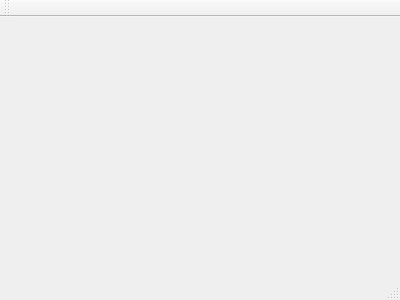
SayedAliAmirshahkarami/pro, file mainwindow.ui: the form before one commit.
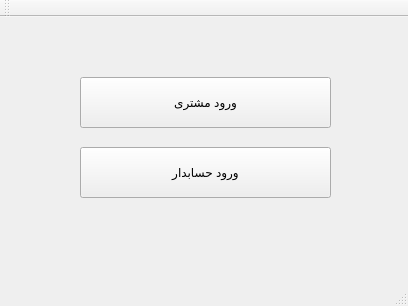
The form after the commit. Icons and pictures are not drawn.

Commit message: CustomerWindow Form added and icons attached...

The edit to the form file:
```diff
--- a/mainwindow.ui
+++ b/mainwindow.ui
@@ -1,24 +1,86 @@
 <ui version="4.0">
  <class>MainWindow</class>
- <widget class="QMainWindow" name="MainWindow" >
-  <property name="geometry" >
+ <widget class="QMainWindow" name="MainWindow">
+  <property name="geometry">
    <rect>
     <x>0</x>
     <y>0</y>
-    <width>400</width>
-    <height>300</height>
+    <width>408</width>
+    <height>306</height>
    </rect>
   </property>
   <property name="windowTitle" >
    <string>MainWindow</string>
   </property>
-  <widget class="QMenuBar" name="menuBar" />
-  <widget class="QToolBar" name="mainToolBar" />
-  <widget class="QWidget" name="centralWidget" />
-  <widget class="QStatusBar" name="statusBar" />
+  <widget class="QWidget" name="centralWidget">
+   <widget class="QPushButton" name="customerEnter_pbtn">
+    <property name="geometry">
+     <rect>
+      <x>80</x>
+      <y>60</y>
+      <width>251</width>
+      <height>51</height>
+     </rect>
+    </property>
+    <property name="text">
+     <string>ورود مشتری</string>
+    </property>
+    <property name="icon">
+     <iconset>
+      <normaloff>../build-BookStore-Desktop_Qt_5_1_0_MinGW_32bit-Debug/customer_3.png</normaloff>../build-BookStore-Desktop_Qt_5_1_0_MinGW_32bit-Debug/customer_3.png</iconset>
+    </property>
+    <property name="iconSize">
+     <size>
+      <width>40</width>
+      <height>40</height>
+     </size>
+    </property>
+   </widget>
+   <widget class="QPushButton" name="accountantEnter_pbtn">
+    <property name="geometry">
+     <rect>
+      <x>80</x>
+      <y>130</y>
+      <width>251</width>
+      <height>51</height>
+     </rect>
+    </property>
+    <property name="text">
+     <string>ورود حسابدار</string>
+    </property>
+    <property name="icon">
+     <iconset>
+      <normaloff>../build-BookStore-Desktop_Qt_5_1_0_MinGW_32bit-Debug/acountant_2.png</normaloff>../build-BookStore-Desktop_Qt_5_1_0_MinGW_32bit-Debug/acountant_2.png</iconset>
+    </property>
+    <property name="iconSize">
+     <size>
+      <width>40</width>
+      <height>40</height>
+     </size>
+    </property>
+   </widget>
+  </widget>
+  <widget class="QMenuBar" name="menuBar">
+   <property name="geometry">
+    <rect>
+     <x>0</x>
+     <y>0</y>
+     <width>408</width>
+     <height>21</height>
+    </rect>
+   </property>
+  </widget>
+  <widget class="QToolBar" name="mainToolBar">
+   <attribute name="toolBarArea">
+    <enum>TopToolBarArea</enum>
+   </attribute>
+   <attribute name="toolBarBreak">
+    <bool>false</bool>
+   </attribute>
+  </widget>
+  <widget class="QStatusBar" name="statusBar"/>
  </widget>
- <layoutDefault spacing="6" margin="11" />
- <pixmapfunction></pixmapfunction>
+ <layoutdefault spacing="6" margin="11"/>
  <resources/>
  <connections/>
 </ui>
```
Left out of the diff: 3 changed lines with no effect on the pictures. The commit also changes 13 other files.
